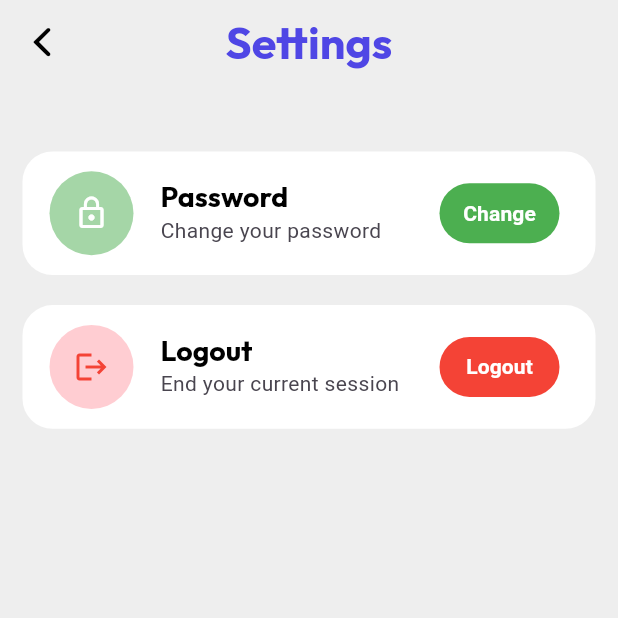
After one commit to NavaneethMv/Family_Tree, a Flutter app: the SettingsPage screen opened by its route, on a phone screen of 412 x 824 dp, the top half of it. The commit adds this screen. Run offline on Flutter 3.47's test engine with Material 3 defaults, Android fonts, the phone set to English and light mode, and no system bars; our stand-ins replace dotted_border, go_router, google_fonts, image_picker, shared_preferences; accounts and stored records are empty.

Commit message:
Settings page added

```diff
--- a/lib/Presentation/Admin/admin_main_home.dart
+++ b/lib/Presentation/Admin/admin_main_home.dart
@@ -15,14 +15,14 @@ class AdminMainHome extends StatelessWidget {
     Icons.home,
     Icons.family_restroom,
     Icons.groups,
-    Icons.settings,
+    Icons.event,
   ];
 
   final List<String> labels = [
     'Home',
     'Family',
     'Members',
-    'Settings',
+    'Events',
   ];
 
   final List<Widget> _pages = [
--- /dev/null
+++ b/lib/Presentation/Admin/screens/settingsPage.dart
@@ -0,0 +1,116 @@
+import 'package:family_tree/Utils/size.dart';
+import 'package:flutter/cupertino.dart';
+import 'package:flutter/material.dart';
+import 'package:go_router/go_router.dart';
+
+import '../../../Utils/colours.dart';
+import '../../../Utils/teststyles.dart';
+
+class SettingsPage extends StatelessWidget {
+  const SettingsPage({super.key});
+
+  @override
+  Widget build(BuildContext context) {
+    return LayoutBuilder(
+      builder: (context, constraints) {
+        return Scaffold(
+          backgroundColor: darkWhite,
+          appBar: AppBar(
+            backgroundColor: darkWhite,
+            title: Text(
+              'Settings',
+              style: headingStyle(),
+            ),
+            centerTitle: true,
+            leading: IconButton(
+              onPressed: () {
+                GoRouter.of(context).pop();
+              },
+              icon: const Icon(
+                CupertinoIcons.back,
+                size: 30,
+                color: blackcolour,
+              ),
+            ),
+          ),
+          body: Padding(
+            padding: const EdgeInsets.all(15.0),
+            child: Column(
+
+              children: [
+
+          sizedBox_h30,
+                settings_card(
+                  iconbgclr: Colors.green[200]!,
+                    buttonclr: Colors.green,
+                    buttontext: 'Change',
+                    constraints: constraints,
+                    title: 'Password',
+                    subtitle: 'Change your password',
+                    icon: Icons.lock_outline,
+                    iconcolor: whitecolour),
+
+
+                    sizedBox_h20,
+
+
+                    settings_card(
+                      iconbgclr: Colors.red[100]!,
+                    buttonclr: Colors.red,
+                    buttontext: 'Logout',
+                    constraints: constraints,
+                    title: 'Logout',
+                    subtitle: 'End your current session',
+                    icon: Icons.logout,
+                    iconcolor: Colors.red),
+              ],
+            ),
+          ),
+        );
+      },
+    );
+  }
+
+  Container settings_card(
+      {required BoxConstraints constraints,
+      required String title,
+      required String subtitle,
+      required Color buttonclr,
+      required String buttontext,
+      required IconData icon,
+      required Color iconcolor,
+      required Color iconbgclr
+      }) {
+    return Container(
+      height: constraints.maxWidth / 5,
+      decoration: const BoxDecoration(
+          borderRadius: BorderRadius.all(Radius.circular(20)),
+          color: whitecolour),
+      child: Center(
+        child: ListTile(
+          title: Text(title),
+          titleTextStyle: subHeadingStyle(color: blackcolour),
+          subtitle: Text(subtitle),
+          leading: CircleAvatar(
+            backgroundColor: iconbgclr,
+            radius: 30,
+            child: Icon(icon,color: iconcolor,)
+          ),
+          trailing: Container(
+              height: 40,
+              width: 80,
+              decoration: BoxDecoration(
+                  color: buttonclr,
+                  borderRadius: BorderRadius.all(Radius.circular(20))),
+              child: TextButton(
+                  onPressed: () {},
+                  child: Text(
+                    buttontext,
+                    style: const TextStyle(
+                        color: whitecolour, fontWeight: FontWeight.bold),
+                  ))),
+        ),
+      ),
+    );
+  }
+}
--- a/lib/Presentation/widgets/Admin/home/profile_icon.dart
+++ b/lib/Presentation/widgets/Admin/home/profile_icon.dart
@@ -1,5 +1,6 @@
 import 'package:family_tree/Utils/colours.dart';
 import 'package:flutter/material.dart';
+import 'package:go_router/go_router.dart';
 
 class ProfileIcon extends StatelessWidget {
   ProfileIcon({
@@ -11,7 +12,12 @@ class ProfileIcon extends StatelessWidget {
   Widget build(
     BuildContext context,
   ) {
-    return CircleAvatar(
+    return GestureDetector(
+      onTap:
+      (){
+        GoRouter.of(context).push('/settings');
+      },
+      child: CircleAvatar(
         radius: constraints.maxWidth * 0.059, // responsive radius
         backgroundColor: const Color.fromARGB(255, 214, 216, 220),
         child: Icon(
@@ -19,6 +25,7 @@ class ProfileIcon extends StatelessWidget {
           size: constraints.maxWidth * 0.1, // responsive icon size
           color: primaryColor,
         ),
+      ),
     );
   }
 }
--- a/lib/Presentation/widgets/Global/Member details/curved_container_withImage_avathar.dart
+++ b/lib/Presentation/widgets/Global/Member details/curved_container_withImage_avathar.dart
@@ -25,8 +25,10 @@ final BoxConstraints constraints;
             ),
           ),
           child: Row(
+            crossAxisAlignment: CrossAxisAlignment.start ,
             children: [
               const SizedBox(width: 5),
+
               IconButton(
                 onPressed: () {
                   Navigator.pop(context);
--- a/lib/Presentation/widgets/Global/Member details/personalDetailsContainer.dart
+++ b/lib/Presentation/widgets/Global/Member details/personalDetailsContainer.dart
@@ -40,11 +40,11 @@ class Personaldetailscontainer extends StatelessWidget {
                         detailsHeadingandValue('Occupation :', 'Software Engineer'),
                         sizedBox_h10,
                         detailsHeadingandValue('Work Location :', 'New York, USA'),
-                        sizedBox_h20,
+                        sizedBox_h10,
                         detailsHeadingandValue('Relationship :', 'Son'),
-                        sizedBox_h20,
+                        sizedBox_h10,
                         detailsHeadingandValue('Related to :', 'Sam'),
-                        sizedBox_h20,
+                        sizedBox_h10,
                         detailsHeadingandValue('Address :',
                             'Akshya Nagar 1st Block 1st Cross,Rammurthy nagar,Bangalore-560016'),
                         sizedBox_h20,
--- a/lib/Utils/routes.dart
+++ b/lib/Utils/routes.dart
@@ -3,6 +3,7 @@ import 'package:family_tree/Presentation/Admin/screens/add_member_screen.dart';
 import 'package:family_tree/Presentation/Admin/screens/dashboard.dart';
 import 'package:family_tree/Presentation/Admin/screens/memberDetailsScreen.dart';
 import 'package:family_tree/Presentation/Admin/screens/memberListScreen.dart';
+import 'package:family_tree/Presentation/Admin/screens/settingsPage.dart';
 import 'package:family_tree/Presentation/Login/login.dart';
 import 'package:family_tree/Presentation/Member/memberdashboard.dart';
 import 'package:family_tree/splashscreen.dart';
@@ -41,5 +42,7 @@ final GoRouter approuter = GoRouter(
     GoRoute(path: '/memberdetailsscreen',
       builder: (context, state) => const  MemberDetailsScreen(),
     ),
+    GoRoute(path: '/settings',
+    builder: (context, state) => SettingsPage(),)
   ],
 );
```
Also changed, not shown: lib/Presentation/Admin/screens/memberDetailsScreen.dart (+8 -8 lines). Lines whose indentation alone changed are shown as unchanged.
